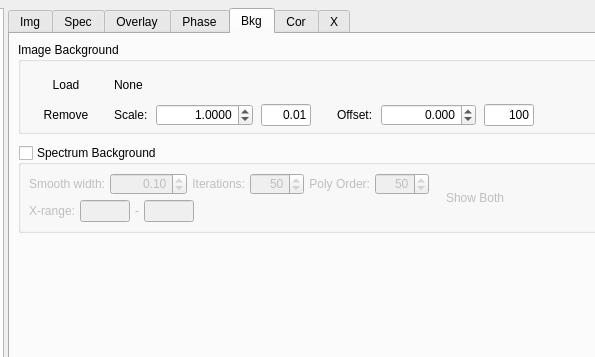
Before: the Qt Designer form Dioptas_main/Views/UiFiles/Integration.ui in Dioptas/Dioptas, drawn with Qt 5; both pictures show x 547 to 1142 and y 0 to 357 of the 1418 by 823 pixel window.
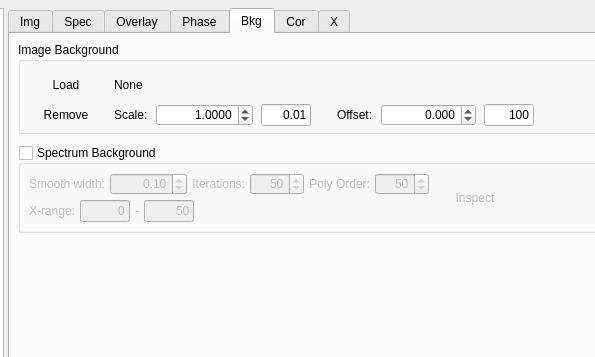
After: the same form once the commit is applied. Custom widgets are drawn as their Qt base class.

```diff
--- a/Dioptas_main/Views/UiFiles/Integration.ui
+++ b/Dioptas_main/Views/UiFiles/Integration.ui
@@ -2157,6 +2157,12 @@
                     <height>16777215</height>
                    </size>
                   </property>
+                  <property name="text">
+                   <string>0</string>
+                  </property>
+                  <property name="alignment">
+                   <set>Qt::AlignRight|Qt::AlignTrailing|Qt::AlignVCenter</set>
+                  </property>
                  </widget>
                 </item>
                 <item>
@@ -2174,6 +2180,12 @@
                     <height>16777215</height>
                    </size>
                   </property>
+                  <property name="text">
+                   <string>50</string>
+                  </property>
+                  <property name="alignment">
+                   <set>Qt::AlignRight|Qt::AlignTrailing|Qt::AlignVCenter</set>
+                  </property>
                  </widget>
                 </item>
                 <item>
@@ -2208,7 +2220,7 @@
                </size>
               </property>
               <property name="text">
-               <string>Show Both</string>
+               <string>Inspect</string>
               </property>
               <property name="checkable">
                <bool>true</bool>
```
Left out of the diff: 2 changed lines with no effect on the pictures.
